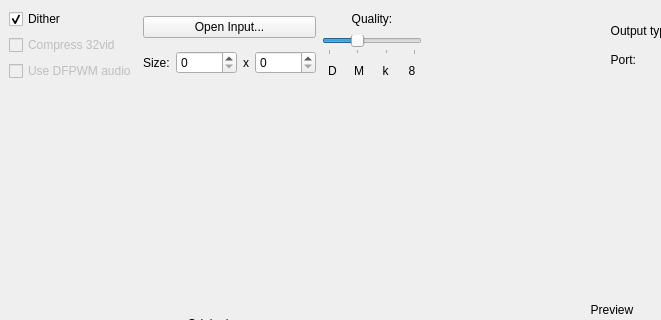
The window that mainwindow.ui (MCJack123/sanjuuni-ui) describes before a commit, drawn with Qt 5; both pictures show x 0 to 661 and y 0 to 320 of the 820 by 665 pixel window.
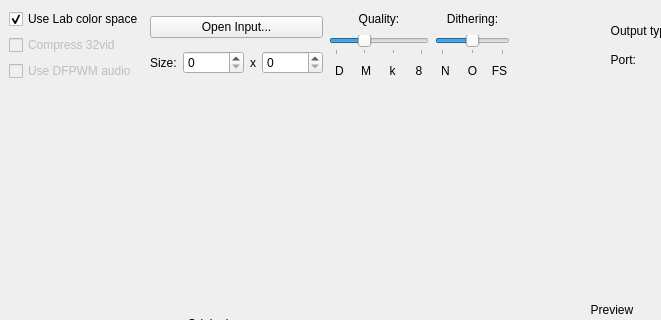
The same window after the commit. Custom widgets are drawn as their Qt base class.

Commit message: Updated sanjuuni, added drag and drop

```diff
--- a/mainwindow.ui
+++ b/mainwindow.ui
@@ -14,7 +14,7 @@
    <string>sanjuuni</string>
   </property>
   <widget class="QWidget" name="centralwidget">
-   <layout class="QGridLayout" name="gridLayout">
+   <layout class="QGridLayout" name="gridLayout" columnstretch="0,1,0,0,0">
     <item row="4" column="3">
      <widget class="QPushButton" name="startButton">
       <property name="enabled">
@@ -152,12 +152,12 @@
       <item>
        <layout class="QVBoxLayout" name="verticalLayout">
         <item>
-         <widget class="QCheckBox" name="dither">
+         <widget class="QCheckBox" name="lab">
           <property name="toolTip">
            <string>Whether to dither the image. Dithering creates smoother transitions between colors, at the cost of speed and possible compression.</string>
           </property>
           <property name="text">
-           <string>Dither</string>
+           <string>Use Lab color space</string>
           </property>
           <property name="checked">
            <bool>true</bool>
@@ -282,6 +282,12 @@
             <height>0</height>
            </size>
           </property>
+          <property name="maximumSize">
+           <size>
+            <width>100</width>
+            <height>16777215</height>
+           </size>
+          </property>
           <property name="toolTip">
            <string>The quality level of the output. Higher quality takes longer to convert.</string>
           </property>
@@ -363,6 +369,109 @@
         </item>
        </layout>
       </item>
+      <item>
+       <layout class="QVBoxLayout" name="verticalLayout_5">
+        <property name="sizeConstraint">
+         <enum>QLayout::SetDefaultConstraint</enum>
+        </property>
+        <property name="rightMargin">
+         <number>0</number>
+        </property>
+        <item>
+         <widget class="QLabel" name="label_16">
+          <property name="toolTip">
+           <string>Whether to dither the image. Dithering creates smoother transitions between colors, at the cost of speed and possible compression.</string>
+          </property>
+          <property name="text">
+           <string>Dithering:</string>
+          </property>
+          <property name="alignment">
+           <set>Qt::AlignCenter</set>
+          </property>
+         </widget>
+        </item>
+        <item>
+         <widget class="QSlider" name="dither">
+          <property name="sizePolicy">
+           <sizepolicy hsizetype="Fixed" vsizetype="Fixed">
+            <horstretch>0</horstretch>
+            <verstretch>0</verstretch>
+           </sizepolicy>
+          </property>
+          <property name="minimumSize">
+           <size>
+            <width>75</width>
+            <height>0</height>
+           </size>
+          </property>
+          <property name="maximumSize">
+           <size>
+            <width>75</width>
+            <height>16777215</height>
+           </size>
+          </property>
+          <property name="maximum">
+           <number>2</number>
+          </property>
+          <property name="pageStep">
+           <number>1</number>
+          </property>
+          <property name="value">
+           <number>1</number>
+          </property>
+          <property name="orientation">
+           <enum>Qt::Horizontal</enum>
+          </property>
+          <property name="tickPosition">
+           <enum>QSlider::TicksBelow</enum>
+          </property>
+         </widget>
+        </item>
+        <item>
+         <layout class="QHBoxLayout" name="horizontalLayout_6">
+          <item>
+           <widget class="QLabel" name="label_17">
+            <property name="toolTip">
+             <string>No dithering, also called thresholding. Creates smoother colors with sharp edges.</string>
+            </property>
+            <property name="text">
+             <string>N</string>
+            </property>
+            <property name="alignment">
+             <set>Qt::AlignCenter</set>
+            </property>
+           </widget>
+          </item>
+          <item>
+           <widget class="QLabel" name="label_18">
+            <property name="toolTip">
+             <string>Ordered (Bayer) dithering. Uses a pre-determined matrix to fuzz borders without a significant performance hit.</string>
+            </property>
+            <property name="text">
+             <string>O</string>
+            </property>
+            <property name="alignment">
+             <set>Qt::AlignCenter</set>
+            </property>
+           </widget>
+          </item>
+          <item>
+           <widget class="QLabel" name="label_19">
+            <property name="toolTip">
+             <string>Floyd-Steinberg dithering. Shifts color error to nearby pixels, creating accurate smoothened edges.</string>
+            </property>
+            <property name="text">
+             <string>FS</string>
+            </property>
+            <property name="alignment">
+             <set>Qt::AlignCenter</set>
+            </property>
+           </widget>
+          </item>
+         </layout>
+        </item>
+       </layout>
+      </item>
       <item>
        <spacer name="horizontalSpacer">
         <property name="orientation">
```
Left out of the diff: 202 changed lines with no effect on the pictures. The commit also changes 2 other files.
